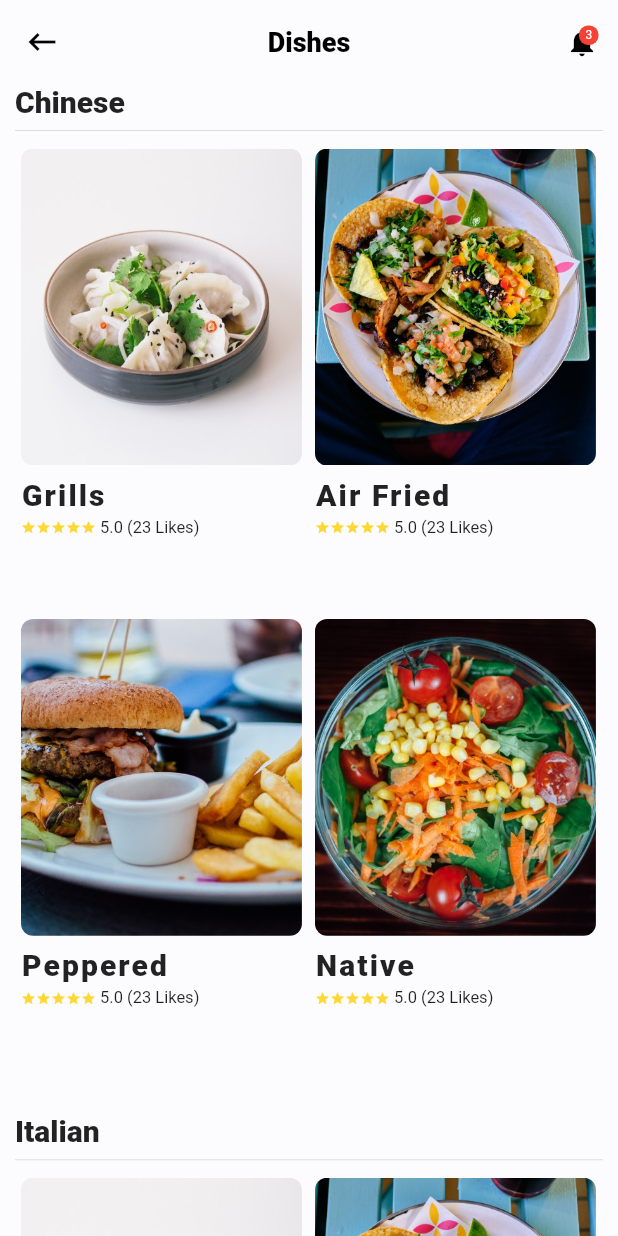
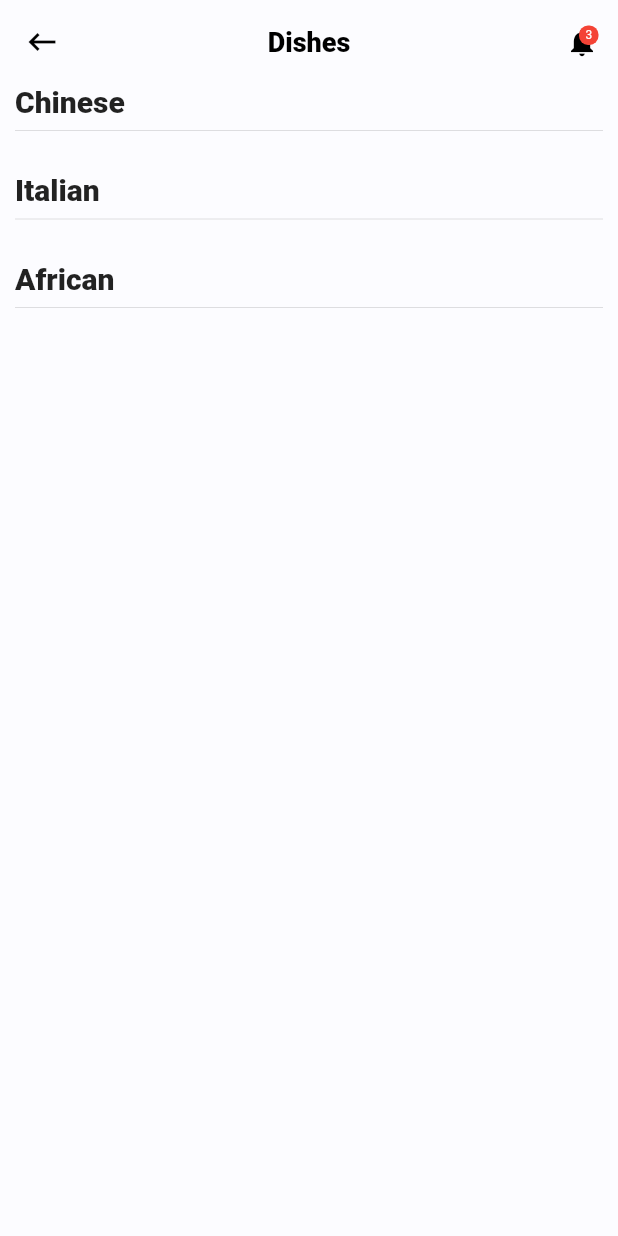
Before and after one commit to Bikuta-victor1/restaurant_app-, a Flutter app: the DishesScreen screen opened directly, on a phone screen of 412 x 824 dp. Run offline on Flutter 3.47's test engine with Material 2 defaults, Android fonts, the phone set to English and light mode, and no system bars; our stand-ins replace carousel_slider, cloud_firestore, device_info, firebase_core, font_awesome_flutter, introduction_screen and 1 more; accounts and stored records are empty.

Commit message:
git commit

```diff
--- a/lib/screens/details.dart
+++ b/lib/screens/details.dart
@@ -275,7 +275,7 @@ class _ProductDetailsState extends State<ProductDetails> {
                   ),
                   color: Colors.blue,
                   onPressed: () {
-                    //  addedtocart = !addedtocart;
+                    alreadySaved = !alreadySaved;
                     addToCart();
                   },
                 )
@@ -288,6 +288,7 @@ class _ProductDetailsState extends State<ProductDetails> {
                   ),
                   color: Colors.blue,
                   onPressed: () {
+                    alreadySaved = !alreadySaved;
                     //  addedtocart = !addedtocart;
                     addToCart();
                   },
--- a/lib/screens/dishes.dart
+++ b/lib/screens/dishes.dart
@@ -57,22 +57,22 @@ class _DishesScreenState extends State<DishesScreen> {
               maxLines: 2,
             ),
             Divider(),
-            GridView.builder(
-              shrinkWrap: true,
-              primary: false,
-              physics: NeverScrollableScrollPhysics(),
-              gridDelegate: SliverGridDelegateWithFixedCrossAxisCount(
-                crossAxisCount: 2,
-                childAspectRatio: MediaQuery.of(context).size.width /
-                    (MediaQuery.of(context).size.height / 1.25),
-              ),
-              itemCount: 4,
-              itemBuilder: (BuildContext context, int index) {
-                Map food = foods[index];
-                return GridProduct(
-                    img: food['img'], name: food['name'], route: food['route']);
-              },
-            ),
+            // GridView.builder(
+            //   shrinkWrap: true,
+            //   primary: false,
+            //   physics: NeverScrollableScrollPhysics(),
+            //   gridDelegate: SliverGridDelegateWithFixedCrossAxisCount(
+            //     crossAxisCount: 2,
+            //     childAspectRatio: MediaQuery.of(context).size.width /
+            //         (MediaQuery.of(context).size.height / 1.25),
+            //   ),
+            //   itemCount: 4,
+            //   itemBuilder: (BuildContext context, int index) {
+            //     Map food = foods[index];
+            //     return GridProduct(
+            //         img: food['img'], name: food['name'], route: food['route']);
+            //   },
+            // ),
             SizedBox(height: 20.0),
             Text(
               "Italian",
@@ -83,28 +83,28 @@ class _DishesScreenState extends State<DishesScreen> {
               maxLines: 2,
             ),
             Divider(),
-            GridView.builder(
-              shrinkWrap: true,
-              primary: false,
-              physics: NeverScrollableScrollPhysics(),
-              gridDelegate: SliverGridDelegateWithFixedCrossAxisCount(
-                crossAxisCount: 2,
-                childAspectRatio: MediaQuery.of(context).size.width /
-                    (MediaQuery.of(context).size.height / 1.25),
-              ),
-              itemCount: 4,
-              itemBuilder: (BuildContext context, int index) {
-                Map food = foods[index];
-                return GridProduct(
-                  img: food['img'],
-                  //isFav: false,
-                  name: food['name'],
-                  // rating: 5.0,
-                  // raters: 23,
-                  route: food['route'],
-                );
-              },
-            ),
+            // GridView.builder(
+            //   shrinkWrap: true,
+            //   primary: false,
+            //   physics: NeverScrollableScrollPhysics(),
+            //   gridDelegate: SliverGridDelegateWithFixedCrossAxisCount(
+            //     crossAxisCount: 2,
+            //     childAspectRatio: MediaQuery.of(context).size.width /
+            //         (MediaQuery.of(context).size.height / 1.25),
+            //   ),
+            //   itemCount: 4,
+            //   itemBuilder: (BuildContext context, int index) {
+            //     Map food = foods[index];
+            //     return GridProduct(
+            //       img: food['img'],
+            //       //isFav: false,
+            //       name: food['name'],
+            //       // rating: 5.0,
+            //       // raters: 23,
+            //       route: food['route'],
+            //     );
+            //   },
+            // ),
             SizedBox(height: 20.0),
             Text(
               "African",
@@ -115,28 +115,28 @@ class _DishesScreenState extends State<DishesScreen> {
               maxLines: 2,
             ),
             Divider(),
-            GridView.builder(
-              shrinkWrap: true,
-              primary: false,
-              physics: NeverScrollableScrollPhysics(),
-              gridDelegate: SliverGridDelegateWithFixedCrossAxisCount(
-                crossAxisCount: 2,
-                childAspectRatio: MediaQuery.of(context).size.width /
-                    (MediaQuery.of(context).size.height / 1.25),
-              ),
-              itemCount: 4,
-              itemBuilder: (BuildContext context, int index) {
-                Map food = foods[index];
-                return GridProduct(
-                  img: food['img'],
-                  //isFav: false,
-                  name: food['name'],
-                  // rating: 5.0,
-                  // raters: 23,
-                  route: food['route'],
-                );
-              },
-            ),
+            // GridView.builder(
+            //   shrinkWrap: true,
+            //   primary: false,
+            //   physics: NeverScrollableScrollPhysics(),
+            //   gridDelegate: SliverGridDelegateWithFixedCrossAxisCount(
+            //     crossAxisCount: 2,
+            //     childAspectRatio: MediaQuery.of(context).size.width /
+            //         (MediaQuery.of(context).size.height / 1.25),
+            //   ),
+            //   itemCount: 4,
+            //   itemBuilder: (BuildContext context, int index) {
+            //     Map food = foods[index];
+            //     return GridProduct(
+            //       img: food['img'],
+            //       //isFav: false,
+            //       name: food['name'],
+            //       // rating: 5.0,
+            //       // raters: 23,
+            //       route: food['route'],
+            //     );
+            //   },
+            // ),
           ],
         ),
       ),
--- a/lib/widgets/grid_product.dart
+++ b/lib/widgets/grid_product.dart
@@ -2,18 +2,12 @@ import 'package:flutter/material.dart';
 import 'package:menuapp/screens/details.dart';
 import 'package:menuapp/util/const.dart';
 import 'package:menuapp/widgets/smooth_star_rating.dart';
-// import 'package:menuapp/screens/details.dart';
-// import 'package:menuapp/util/const.dart';
-// import 'package:menuapp/widgets/smooth_star_rating.dart';
 
 class GridProduct extends StatelessWidget {
   final String name;
   final String img;
   final int id;
   final int price;
-  // bool inCart;
-  //  bool isFav;
-  // int rating;
   final String description;
   // final String table;
 
@@ -47,7 +41,7 @@ class GridProduct extends StatelessWidget {
                     width: MediaQuery.of(context).size.width / 2.2,
                     child: ClipRRect(
                       borderRadius: BorderRadius.circular(8.0),
-                      child: Image.asset(
+                      child: Image.network(
                         "$img",
                         fit: BoxFit.cover,
                       ),
```
Also changed, not shown: lib/screens/categories_screen.dart (+22 -24 lines), lib/screens/favorite_screen.dart (+19 -21 lines), lib/screens/home.dart (+15 -11 lines), lib/widgets/cat_product.dart (+7 -1 lines).
